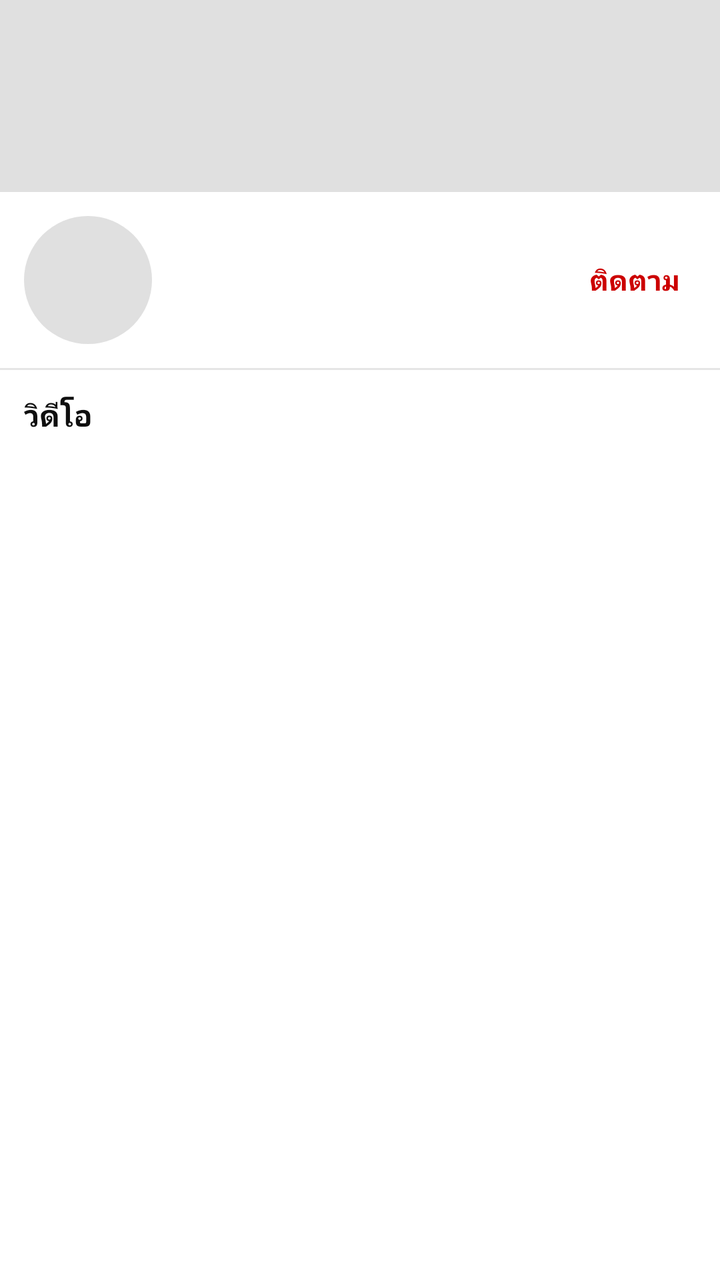
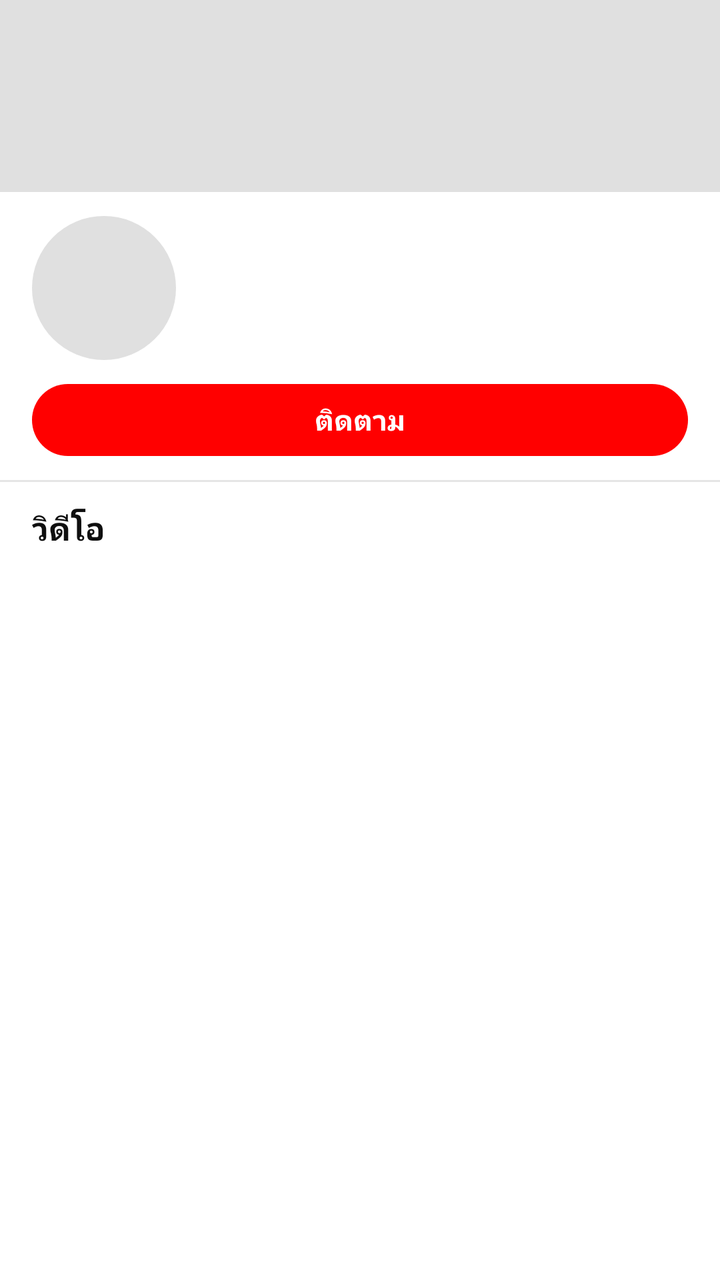

The first picture is an Android layout as it rendered before a commit; the second is the same layout after the commit. The layout source and the unified diff follow.
<!-- AndroidManifest.xml: application theme Theme.YTClassic -->
<!-- res/layout/item_channel_header.xml -->
<LinearLayout xmlns:android="http://schemas.android.com/apk/res/android" android:layout_width="match_parent" android:layout_height="wrap_content" android:orientation="vertical">
  <ImageView android:id="@+id/banner" android:layout_width="match_parent" android:layout_height="96dp" android:scaleType="centerCrop" android:background="@color/placeholder" android:importantForAccessibility="no"/>
  <LinearLayout android:layout_width="match_parent" android:layout_height="wrap_content" android:orientation="horizontal" android:gravity="center_vertical" android:padding="12dp">
    <ImageView android:id="@+id/avatar" android:layout_width="64dp" android:layout_height="64dp" android:background="@drawable/bg_avatar" android:importantForAccessibility="no"/>
    <LinearLayout android:layout_width="0dp" android:layout_weight="1" android:layout_height="wrap_content" android:orientation="vertical" android:layout_marginStart="12dp">
      <TextView android:id="@+id/name" android:layout_width="match_parent" android:layout_height="wrap_content" android:textColor="@color/text1" android:textSize="18sp" android:maxLines="2" android:ellipsize="end"/>
      <TextView android:id="@+id/subs" android:layout_width="match_parent" android:layout_height="wrap_content" android:layout_marginTop="2dp" android:textColor="@color/text2" android:textSize="13sp"/>
    </LinearLayout>
    <TextView android:id="@+id/btnSubscribe" android:layout_width="wrap_content" android:layout_height="wrap_content" android:text="@string/subscribe"
        android:textColor="#CC0000" android:textSize="14sp" android:textStyle="bold" android:padding="8dp" android:background="?attr/selectableItemBackground"/>
  </LinearLayout>
  <View android:layout_width="match_parent" android:layout_height="1dp" android:background="@color/divider"/>
  <TextView android:layout_width="match_parent" android:layout_height="wrap_content" android:padding="12dp" android:text="วิดีโอ" android:textColor="@color/text1" android:textSize="15sp" android:textStyle="bold"/>
</LinearLayout>
<!-- resources referenced by this layout -->
<resources>
  <color name="divider">#E5E5E5</color>
  <color name="placeholder">#E0E0E0</color>
  <color name="text1">#0F0F0F</color>
  <color name="text2">#606060</color>
  <!-- drawable bg_avatar (drawable) -->
  <shape xmlns:android="http://schemas.android.com/apk/res/android" android:shape="oval"><solid android:color="@color/placeholder"/></shape>
  <string name="subscribe">ติดตาม</string>
  <style name="Theme.YTClassic" parent="Theme.MaterialComponents.DayNight.NoActionBar">
      <item name="colorPrimary">@color/bg</item>
      <item name="colorPrimaryVariant">@color/placeholder</item>
      <item name="colorOnPrimary">@color/text1</item>
      <item name="colorSecondary">#FF0000</item>
      <item name="colorAccent">#FF0000</item>
      <item name="colorControlNormal">@color/icon</item>
      <item name="android:statusBarColor">@android:color/transparent</item>
      <item name="android:windowLightStatusBar">true</item>
      <item name="android:navigationBarColor">@android:color/transparent</item>
      <item name="android:windowBackground">@color/bg</item>
      <item name="android:textColorPrimary">@color/text1</item>
      <item name="android:textColorSecondary">@color/text2</item>
      <item name="colorSurface">@color/surface</item>
      <item name="colorOnSurface">@color/text1</item>
      
      <item name="android:windowAnimationStyle">@style/NoActivityAnimation</item>
    </style>
  <color name="bg">#FFFFFF</color>
  <color name="icon">#606060</color>
  <color name="surface">#FFFFFF</color>
  <style name="NoActivityAnimation" parent="@android:style/Animation.Activity">
      <item name="android:activityOpenEnterAnimation">@anim/no_anim</item>
      <item name="android:activityOpenExitAnimation">@anim/no_anim</item>
      <item name="android:activityCloseEnterAnimation">@anim/no_anim</item>
      <item name="android:activityCloseExitAnimation">@anim/no_anim</item>
      <item name="android:taskOpenEnterAnimation">@anim/no_anim</item>
      <item name="android:taskOpenExitAnimation">@anim/no_anim</item>
      <item name="android:taskCloseEnterAnimation">@anim/no_anim</item>
      <item name="android:taskCloseExitAnimation">@anim/no_anim</item>
    </style>
</resources>

<!-- the commit's change to res/layout/item_channel_header.xml (unified diff, before → after) -->
@@ -1,14 +1,17 @@
 <LinearLayout xmlns:android="http://schemas.android.com/apk/res/android" android:layout_width="match_parent" android:layout_height="wrap_content" android:orientation="vertical">
   <ImageView android:id="@+id/banner" android:layout_width="match_parent" android:layout_height="96dp" android:scaleType="centerCrop" android:background="@color/placeholder" android:importantForAccessibility="no"/>
-  <LinearLayout android:layout_width="match_parent" android:layout_height="wrap_content" android:orientation="horizontal" android:gravity="center_vertical" android:padding="12dp">
-    <ImageView android:id="@+id/avatar" android:layout_width="64dp" android:layout_height="64dp" android:background="@drawable/bg_avatar" android:importantForAccessibility="no"/>
+  <LinearLayout android:layout_width="match_parent" android:layout_height="wrap_content" android:orientation="horizontal" android:gravity="center_vertical" android:paddingStart="16dp" android:paddingEnd="16dp" android:paddingTop="12dp">
+    <ImageView android:id="@+id/avatar" android:layout_width="72dp" android:layout_height="72dp" android:background="@drawable/bg_avatar" android:importantForAccessibility="no"/>
     <LinearLayout android:layout_width="0dp" android:layout_weight="1" android:layout_height="wrap_content" android:orientation="vertical" android:layout_marginStart="12dp">
-      <TextView android:id="@+id/name" android:layout_width="match_parent" android:layout_height="wrap_content" android:textColor="@color/text1" android:textSize="18sp" android:maxLines="2" android:ellipsize="end"/>
+      <TextView android:id="@+id/name" android:layout_width="match_parent" android:layout_height="wrap_content" android:textColor="@color/text1" android:textSize="20sp" android:textStyle="bold" android:maxLines="2" android:ellipsize="end"/>
+      <TextView android:id="@+id/handle" android:layout_width="match_parent" android:layout_height="wrap_content" android:layout_marginTop="2dp" android:textColor="@color/text2" android:textSize="13sp" android:maxLines="1" android:ellipsize="end"/>
       <TextView android:id="@+id/subs" android:layout_width="match_parent" android:layout_height="wrap_content" android:layout_marginTop="2dp" android:textColor="@color/text2" android:textSize="13sp"/>
     </LinearLayout>
-    <TextView android:id="@+id/btnSubscribe" android:layout_width="wrap_content" android:layout_height="wrap_content" android:text="@string/subscribe"
-        android:textColor="#CC0000" android:textSize="14sp" android:textStyle="bold" android:padding="8dp" android:background="?attr/selectableItemBackground"/>
   </LinearLayout>
-  <View android:layout_width="match_parent" android:layout_height="1dp" android:background="@color/divider"/>
-  <TextView android:layout_width="match_parent" android:layout_height="wrap_content" android:padding="12dp" android:text="วิดีโอ" android:textColor="@color/text1" android:textSize="15sp" android:textStyle="bold"/>
+  <TextView android:id="@+id/btnSubscribe" android:layout_width="match_parent" android:layout_height="36dp" android:layout_marginStart="16dp" android:layout_marginEnd="16dp" android:layout_marginTop="12dp" android:gravity="center"
+      android:text="@string/subscribe" android:textColor="#FFFFFF" android:textSize="14sp" android:textStyle="bold" android:background="@drawable/bg_subscribe"/>
+  <TextView android:id="@+id/description" android:layout_width="match_parent" android:layout_height="wrap_content" android:layout_marginStart="16dp" android:layout_marginEnd="16dp" android:layout_marginTop="10dp"
+      android:textColor="@color/text2" android:textSize="13sp" android:maxLines="2" android:ellipsize="end" android:visibility="gone"/>
+  <View android:layout_width="match_parent" android:layout_height="1dp" android:layout_marginTop="12dp" android:background="@color/divider"/>
+  <TextView android:layout_width="match_parent" android:layout_height="wrap_content" android:paddingStart="16dp" android:paddingEnd="16dp" android:paddingTop="12dp" android:paddingBottom="4dp" android:text="วิดีโอ" android:textColor="@color/text1" android:textSize="16sp" android:textStyle="bold"/>
 </LinearLayout>
<!-- resource entries referenced after the edit -->
@@ -6,6 +6,11 @@
   <color name="text2">#606060</color>
   <!-- drawable bg_avatar (drawable) -->
   <shape xmlns:android="http://schemas.android.com/apk/res/android" android:shape="oval"><solid android:color="@color/placeholder"/></shape>
+  <!-- drawable bg_subscribe (drawable) -->
+  <shape xmlns:android="http://schemas.android.com/apk/res/android">
+    <solid android:color="#FF0000"/>
+    <corners android:radius="18dp"/>
+  </shape>
   <string name="subscribe">ติดตาม</string>
   <style name="Theme.YTClassic" parent="Theme.MaterialComponents.DayNight.NoActionBar">
       <item name="colorPrimary">@color/bg</item>
